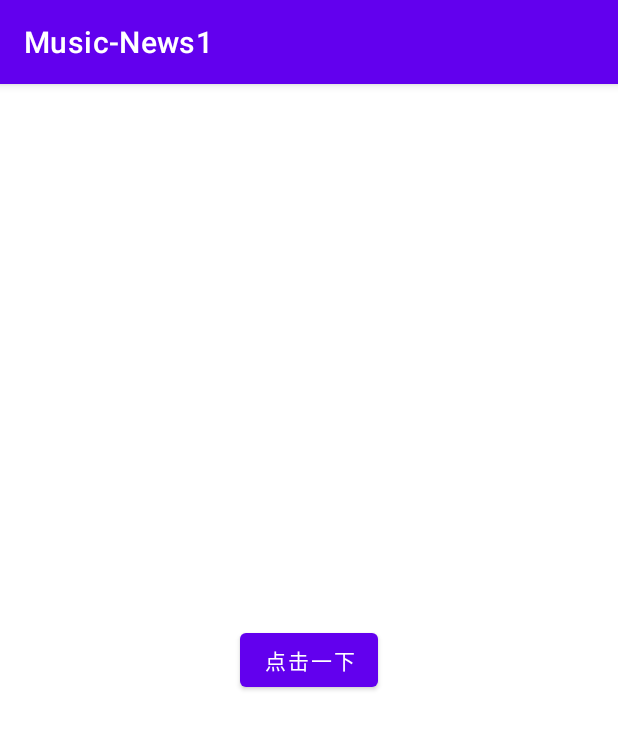
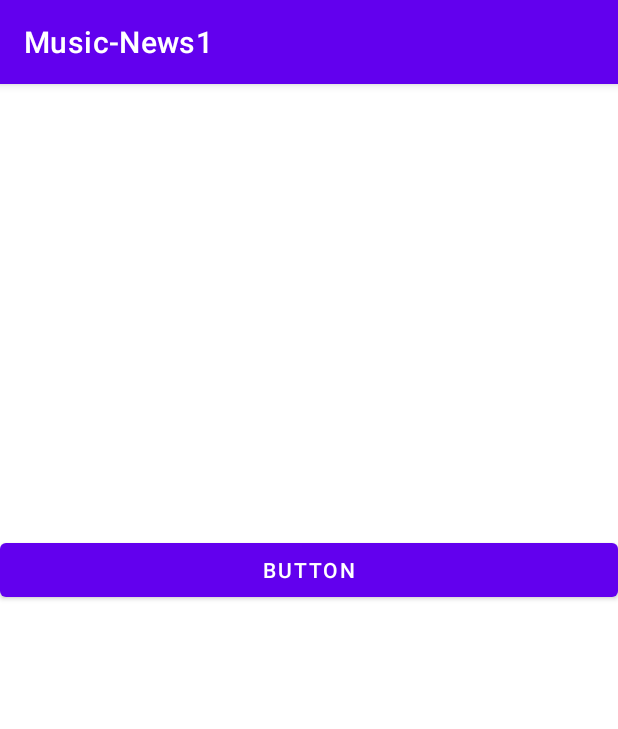
Before and after one commit to AllenChen152/Music-News2, an Android app: the screen it shows after launch (MainActivity), on a phone screen of 412 x 824 dp. Shown: the top 729 px of the screen. Run offline under Robolectric (Android 15) with nearby library versions, the phone set to English and light mode, and no system bars.

Commit message:
再再次测试

```diff
--- a/app/src/main/res/layout/activity_main.xml
+++ b/app/src/main/res/layout/activity_main.xml
@@ -1,19 +1,22 @@
 <?xml version="1.0" encoding="utf-8"?>
-<RelativeLayout xmlns:android="http://schemas.android.com/apk/res/android"
+<LinearLayout xmlns:android="http://schemas.android.com/apk/res/android"
     xmlns:app="http://schemas.android.com/apk/res-auto"
     xmlns:tools="http://schemas.android.com/tools"
     android:layout_width="match_parent"
     android:layout_height="match_parent"
     tools:context=".MainActivity">
 
-    <Button
-        android:id="@+id/button"
-        android:layout_width="wrap_content"
-        android:layout_height="wrap_content"
-        android:layout_centerHorizontal="true"
-        android:layout_centerInParent="true"
-        android:text="点击一下"
-        tools:layout_editor_absoluteX="158dp"
-        tools:layout_editor_absoluteY="245dp" />
 
-</RelativeLayout>
+    <ScrollView
+        android:layout_width="match_parent"
+        android:layout_height="match_parent"
+        android:orientation="horizontal">
+
+        <Button
+            android:id="@+id/button"
+            android:layout_width="match_parent"
+            android:layout_height="wrap_content"
+            android:layout_marginTop="300dp"
+            android:text="Button" />
+    </ScrollView>
+</LinearLayout>
```
